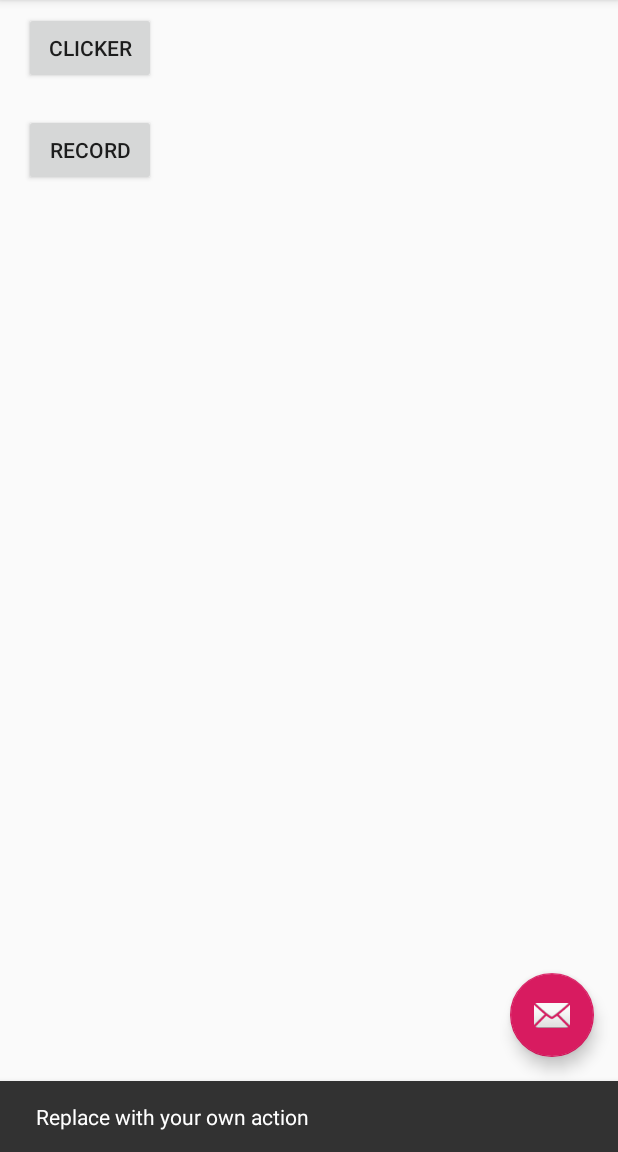
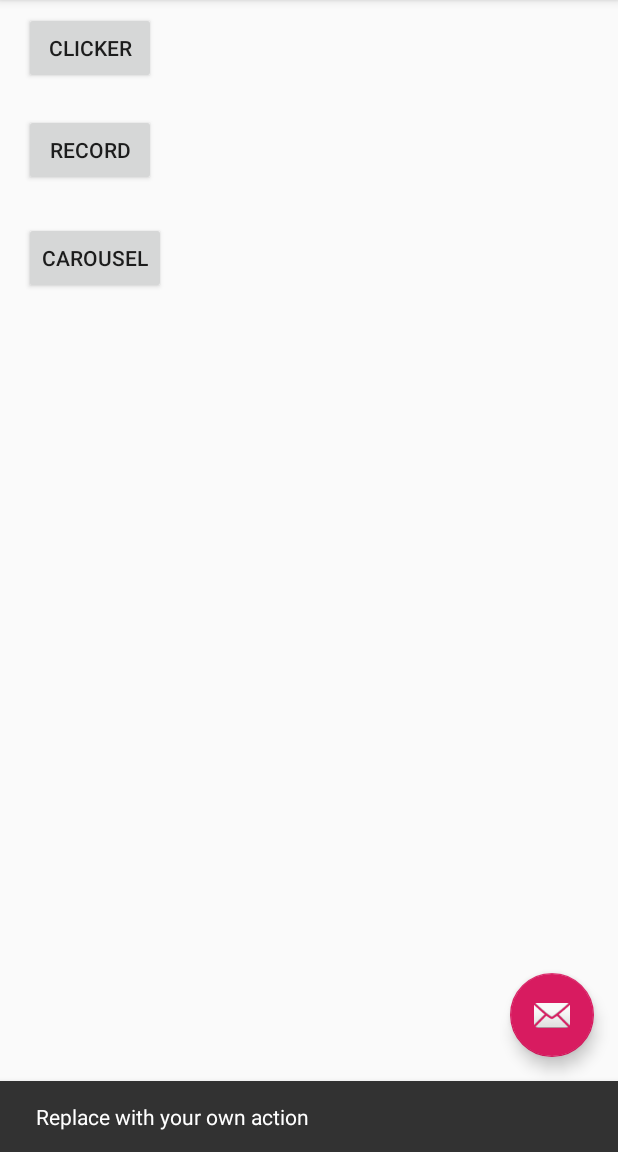
Before and after one commit to MichaelJahns/Health-Tracker, an Android app: the screen it shows after launch (MainActivity), after a tap on an icon or button, on a phone screen of 412 x 824 dp, the part 84-1236 px from its top. Run offline under Robolectric (Android 15) with nearby library versions, the phone set to English and light mode, and no system bars.

Commit message:
Attempts to add carousel

```diff
--- a/app/build.gradle
+++ b/app/build.gradle
@@ -23,6 +23,8 @@ dependencies {
     implementation 'androidx.appcompat:appcompat:1.0.2'
     implementation 'androidx.constraintlayout:constraintlayout:1.1.3'
     implementation 'com.google.android.material:material:1.0.0'
+    implementation 'com.synnapps:carouselview:0.1.5'
+
     testImplementation 'junit:junit:4.12'
     androidTestImplementation 'androidx.test:runner:1.1.1'
     androidTestImplementation 'androidx.test.espresso:espresso-core:3.1.1'
--- a/app/src/main/AndroidManifest.xml
+++ b/app/src/main/AndroidManifest.xml
@@ -9,7 +9,8 @@
         android:roundIcon="@mipmap/ic_launcher_round"
         android:supportsRtl="true"
         android:theme="@style/AppTheme">
-        <activity android:name=".diaryActivity"></activity>
+        <activity android:name=".carouselActivity"></activity>
+        <activity android:name=".diaryActivity" />
         <activity android:name=".clickerActitivity" />
         <activity
             android:name=".MainActivity"
--- a/app/src/main/java/com/example/healthtracker/MainActivity.java
+++ b/app/src/main/java/com/example/healthtracker/MainActivity.java
@@ -64,4 +64,9 @@ public class MainActivity extends AppCompatActivity {
         startActivity(intent);
     }
 
+    public void onCourierCarousel(View view){
+        Intent intent = new Intent(this, carouselActivity.class);
+        startActivity(intent);
+    }
+
 }
--- a/app/src/main/res/layout/content_main.xml
+++ b/app/src/main/res/layout/content_main.xml
@@ -35,4 +35,16 @@
         app:layout_constraintHorizontal_bias="0.0"
         app:layout_constraintStart_toStartOf="@+id/courierClicker"
         app:layout_constraintTop_toBottomOf="@+id/courierClicker" />
+
+    <Button
+        android:id="@+id/courierCarousel"
+        android:layout_width="wrap_content"
+        android:layout_height="wrap_content"
+        android:layout_marginTop="24dp"
+        android:onClick="onCourierCarousel"
+        android:text="Carousel"
+        app:layout_constraintEnd_toEndOf="@+id/courierDiary"
+        app:layout_constraintHorizontal_bias="0.0"
+        app:layout_constraintStart_toStartOf="@+id/courierDiary"
+        app:layout_constraintTop_toBottomOf="@+id/courierDiary" />
 </androidx.constraintlayout.widget.ConstraintLayout>
```
Also changed, not shown: app/src/main/java/com/example/healthtracker/carouselActivity.java (added, +47 -0 lines), app/src/main/res/layout/activity_carousel.xml (added, +20 -0 lines), app/src/main/res/drawable/image_bball.jpg (added), app/src/main/res/drawable/image_dumbbells.jpg (added), app/src/main/res/drawable/image_kettle.jpg (added), app/src/main/res/drawable/image_rope.jpg (added).
